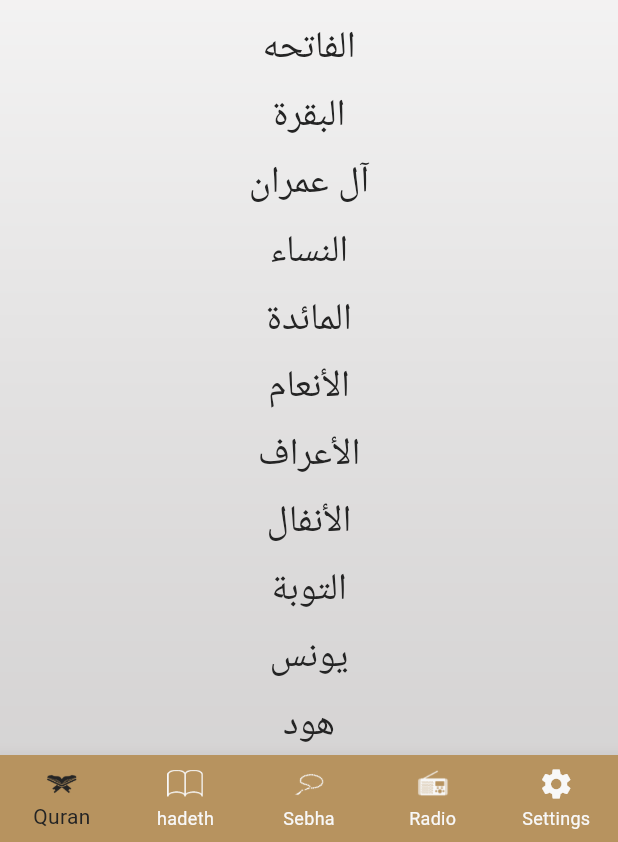
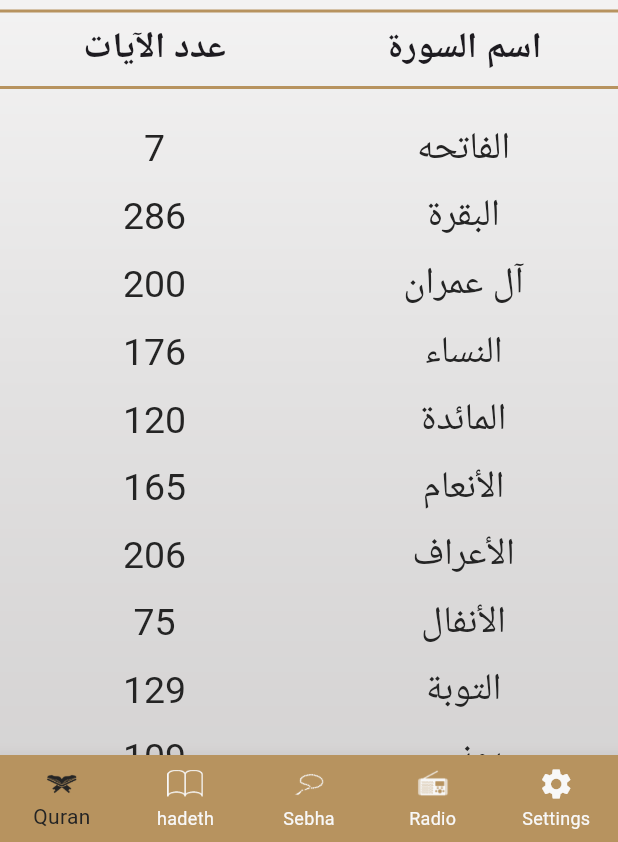
Before and after one commit to mohamed10945/islami_app, a Flutter app: the screen it shows after launch, on a phone screen of 412 x 824 dp, the part 394-1236 px from its top. Run offline on Flutter 3.47's test engine with Material 3 defaults, Android fonts, the phone set to English and light mode, and no system bars.

Commit message:
add Settings UI and add Enhancement for Quran and A hadith UI

```diff
--- a/lib/tabs/quran/quran_tab.dart
+++ b/lib/tabs/quran/quran_tab.dart
@@ -243,6 +243,33 @@ class QuranTab extends StatelessWidget {
           'assets/images/qur2an_screen_logo.png',
           height: MediaQuery.sizeOf(context).height * 0.25,
         ),
+        Divider(
+          thickness: 2,
+          color: Theme.of(context).primaryColor,
+        ),
+        Row(
+          mainAxisAlignment: MainAxisAlignment.center,
+          children: [
+            Expanded(
+              child: Text(
+                "عدد الآيات",
+                style: TextStyle(fontSize: 24, fontWeight: FontWeight.bold),
+                textAlign: TextAlign.center,
+              ),
+            ),
+            Expanded(
+              child: Text(
+                'اسم السورة',
+                style: TextStyle(fontSize: 24, fontWeight: FontWeight.bold),
+                textAlign: TextAlign.center,
+              ),
+            ),
+          ],
+        ),
+        Divider(
+          thickness: 2,
+          color: Theme.of(context).primaryColor,
+        ),
         Expanded(
           child: ListView.separated(
             padding: EdgeInsets.only(top: 16, bottom: 16),
@@ -254,18 +281,34 @@ class QuranTab extends StatelessWidget {
                   suraNumber: index + 1,
                 ),
               ),
-              child: Text(
-                suraNames[index],
-                textAlign: TextAlign.center,
-                style: Theme.of(context).textTheme.headlineSmall,
+              child: Column(
+                children: [
+                  Row(
+                    mainAxisAlignment: MainAxisAlignment.center,
+                    children: [
+                      Expanded(
+                        child: Text(
+                          (versesNumber[index]).toString(),
+                          textAlign: TextAlign.center,
+                          style: Theme.of(context).textTheme.headlineSmall,
+                        ),
+                      ),
+                      Expanded(
+                        child: Text(
+                          suraNames[index],
+                          textAlign: TextAlign.center,
+                          style: Theme.of(context).textTheme.headlineSmall,
+                        ),
+                      ),
+                    ],
+                  ),
+                ],
               ),
             ),
             itemCount: suraNames.length,
-            separatorBuilder: (context, index) => SizedBox(
-              height: 12,
-            ),
+            separatorBuilder: (context, index) => SizedBox(height: 12),
           ),
-        )
+        ),
       ],
     );
   }
--- /dev/null
+++ b/lib/tabs/settings/language.dart
@@ -0,0 +1,6 @@
+class Language {
+  String name;
+  String code;
+
+  Language({required this.name, required this.code});
+}
```
Also changed, not shown: lib/tabs/hadeth/hadeth_tab.dart (+23 -1 lines), lib/tabs/settings/settings_tab.dart (+57 -4 lines).
